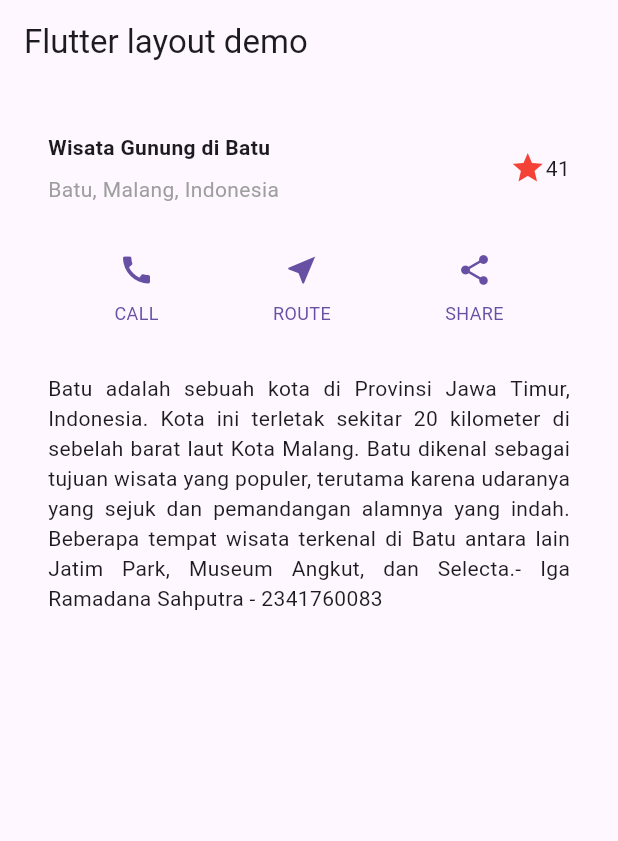
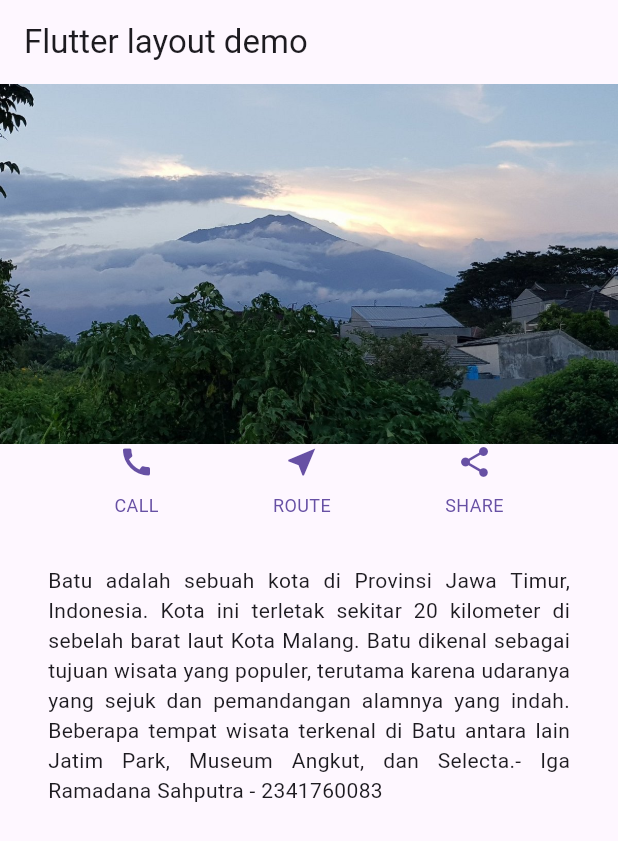
Before and after one commit to igaramadana/PMB_JS05, a Flutter app: the screen it shows after launch, on a phone screen of 412 x 824 dp. Shown: the top 841 px of the screen. Run offline on Flutter 3.47's test engine with Material 3 defaults, Android fonts, the phone set to English and light mode, and no system bars.

Commit message:
Praktikum 4 : Langkah 2 Menambahkan gambar ke body

```diff
--- a/lib/main.dart
+++ b/lib/main.dart
@@ -84,7 +84,18 @@ class MyApp extends StatelessWidget {
       title: 'Flutter layout: Iga Ramadana Sahputra - 2341760083',
       home: Scaffold(
         appBar: AppBar(title: const Text('Flutter layout demo')),
-        body: Column(children: [titleSection, buttonSection, textSection]),
+        body: Column(
+          children: [
+            Image.asset(
+              'images/image.png',
+              width: 600,
+              height: 240,
+              fit: BoxFit.cover,
+            ),
+            buttonSection,
+            textSection,
+          ],
+        ),
       ),
     );
   }
--- a/pubspec.yaml
+++ b/pubspec.yaml
@@ -2,7 +2,7 @@ name: layout_flutter
 description: "A new Flutter project."
 # The following line prevents the package from being accidentally published to
 # pub.dev using `flutter pub publish`. This is preferred for private packages.
-publish_to: 'none' # Remove this line if you wish to publish to pub.dev
+publish_to: "none" # Remove this line if you wish to publish to pub.dev
 
 # The following defines the version and build number for your application.
 # A version number is three numbers separated by dots, like 1.2.43
@@ -51,12 +51,12 @@ dev_dependencies:
 
 # The following section is specific to Flutter packages.
 flutter:
-
   # The following line ensures that the Material Icons font is
   # included with your application, so that you can use the icons in
   # the material Icons class.
   uses-material-design: true
-
+  assets:
+    - images/image.png
   # To add assets to your application, add an assets section, like this:
   # assets:
   #   - images/a_dot_burr.jpeg
```
Also changed, not shown: images/image.png (added).
